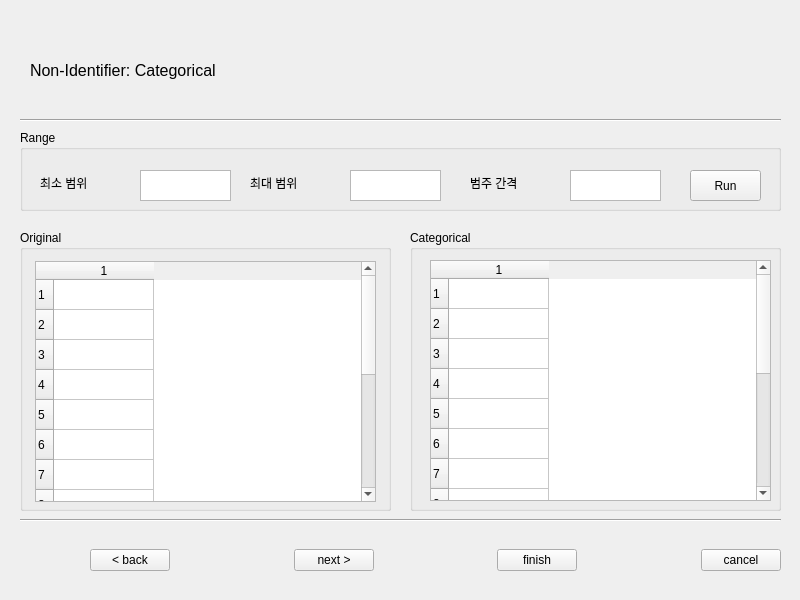
First picture: the form in UI/intervals_categorical.ui, repository zel0rd/Non-Identifying, before the edit.
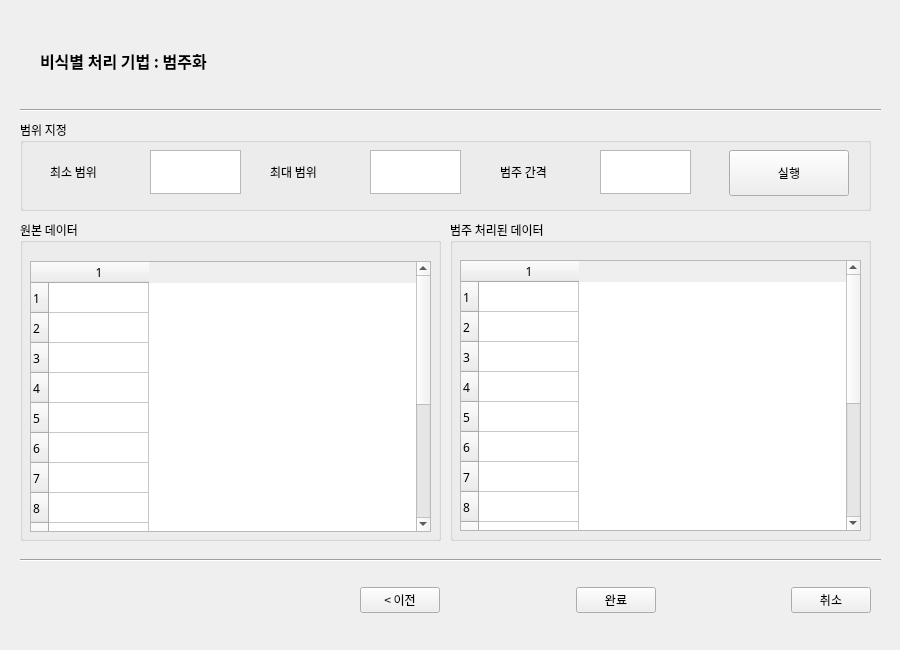
Second picture: the form after the edit.

Diff of the .ui file:
```diff
--- a/UI/intervals_categorical.ui
+++ b/UI/intervals_categorical.ui
@@ -6,8 +6,8 @@
    <rect>
     <x>0</x>
     <y>0</y>
-    <width>800</width>
-    <height>600</height>
+    <width>900</width>
+    <height>650</height>
    </rect>
   </property>
   <property name="windowTitle">
@@ -18,21 +18,26 @@
     <property name="geometry">
      <rect>
       <x>20</x>
-      <y>130</y>
-      <width>761</width>
-      <height>81</height>
+      <y>120</y>
+      <width>851</width>
+      <height>91</height>
      </rect>
     </property>
+    <property name="font">
+     <font>
+      <family>맑은 고딕</family>
+     </font>
+    </property>
     <property name="title">
-     <string>Range</string>
+     <string>범위 지정</string>
     </property>
     <widget class="QLabel" name="label_1">
      <property name="geometry">
       <rect>
-       <x>20</x>
-       <y>40</y>
-       <width>91</width>
-       <height>25</height>
+       <x>30</x>
+       <y>30</y>
+       <width>101</width>
+       <height>44</height>
       </rect>
      </property>
      <property name="text">
@@ -42,20 +47,20 @@
     <widget class="QTextEdit" name="minText">
      <property name="geometry">
       <rect>
-       <x>120</x>
-       <y>40</y>
+       <x>130</x>
+       <y>30</y>
        <width>91</width>
-       <height>31</height>
+       <height>44</height>
       </rect>
      </property>
     </widget>
     <widget class="QLabel" name="label_2">
      <property name="geometry">
       <rect>
-       <x>230</x>
-       <y>40</y>
-       <width>91</width>
-       <height>25</height>
+       <x>250</x>
+       <y>30</y>
+       <width>101</width>
+       <height>44</height>
       </rect>
      </property>
      <property name="text">
@@ -65,10 +70,10 @@
     <widget class="QLabel" name="label_3">
      <property name="geometry">
       <rect>
-       <x>450</x>
-       <y>40</y>
-       <width>91</width>
-       <height>25</height>
+       <x>480</x>
+       <y>30</y>
+       <width>101</width>
+       <height>44</height>
       </rect>
      </property>
      <property name="text">
@@ -78,34 +83,39 @@
     <widget class="QTextEdit" name="maxText">
      <property name="geometry">
       <rect>
-       <x>330</x>
-       <y>40</y>
+       <x>350</x>
+       <y>30</y>
        <width>91</width>
-       <height>31</height>
+       <height>44</height>
       </rect>
      </property>
     </widget>
     <widget class="QTextEdit" name="interText">
      <property name="geometry">
       <rect>
-       <x>550</x>
-       <y>40</y>
+       <x>580</x>
+       <y>30</y>
        <width>91</width>
-       <height>31</height>
+       <height>44</height>
       </rect>
      </property>
     </widget>
     <widget class="QPushButton" name="runButton">
      <property name="geometry">
       <rect>
-       <x>670</x>
-       <y>40</y>
-       <width>71</width>
-       <height>31</height>
+       <x>709</x>
+       <y>30</y>
+       <width>120</width>
+       <height>46</height>
       </rect>
      </property>
+     <property name="font">
+      <font>
+       <pointsize>9</pointsize>
+      </font>
+     </property>
      <property name="text">
-      <string>Run</string>
+      <string>실행</string>
      </property>
     </widget>
    </widget>
@@ -113,8 +123,8 @@
     <property name="geometry">
      <rect>
       <x>20</x>
-      <y>510</y>
-      <width>761</width>
+      <y>550</y>
+      <width>861</width>
       <height>20</height>
      </rect>
     </property>
@@ -125,37 +135,23 @@
    <widget class="QWidget" name="horizontalLayoutWidget_2">
     <property name="geometry">
      <rect>
-      <x>90</x>
-      <y>530</y>
-      <width>691</width>
+      <x>360</x>
+      <y>570</y>
+      <width>511</width>
       <height>61</height>
      </rect>
     </property>
     <layout class="QHBoxLayout" name="horizontalLayout_2">
      <item>
       <widget class="QPushButton" name="backButton">
-       <property name="text">
-        <string>&lt; back</string>
+       <property name="font">
+        <font>
+         <family>맑은 고딕</family>
+         <pointsize>9</pointsize>
+        </font>
        </property>
-      </widget>
-     </item>
-     <item>
-      <spacer name="horizontalSpacer">
-       <property name="orientation">
-        <enum>Qt::Horizontal</enum>
-       </property>
-       <property name="sizeHint" stdset="0">
-        <size>
-         <width>40</width>
-         <height>20</height>
-        </size>
-       </property>
-      </spacer>
-     </item>
-     <item>
-      <widget class="QPushButton" name="nextButton">
        <property name="text">
-        <string>next &gt;</string>
+        <string>&lt; 이전</string>
        </property>
       </widget>
      </item>
@@ -174,8 +170,14 @@
      </item>
      <item>
       <widget class="QPushButton" name="finishButton">
+       <property name="font">
+        <font>
+         <family>맑은 고딕</family>
+         <pointsize>9</pointsize>
+        </font>
+       </property>
        <property name="text">
-        <string>finish</string>
+        <string>완료</string>
        </property>
       </widget>
      </item>
@@ -194,8 +196,14 @@
      </item>
      <item>
       <widget class="QPushButton" name="cancelButton">
+       <property name="font">
+        <font>
+         <family>맑은 고딕</family>
+         <pointsize>9</pointsize>
+        </font>
+       </property>
        <property name="text">
-        <string>cancel</string>
+        <string>취소</string>
        </property>
       </widget>
      </item>
@@ -205,8 +213,8 @@
     <property name="geometry">
      <rect>
       <x>20</x>
-      <y>110</y>
-      <width>761</width>
+      <y>100</y>
+      <width>861</width>
       <height>20</height>
      </rect>
     </property>
@@ -217,40 +225,48 @@
    <widget class="QLabel" name="label">
     <property name="geometry">
      <rect>
-      <x>30</x>
-      <y>40</y>
+      <x>40</x>
+      <y>30</y>
       <width>551</width>
       <height>61</height>
      </rect>
     </property>
     <property name="font">
      <font>
+      <family>맑은 고딕</family>
       <pointsize>12</pointsize>
+      <weight>75</weight>
+      <bold>true</bold>
      </font>
     </property>
     <property name="text">
-     <string>Non-Identifier: Categorical</string>
+     <string>비식별 처리 기법 : 범주화</string>
     </property>
    </widget>
    <widget class="QGroupBox" name="arrBox_2">
     <property name="geometry">
      <rect>
       <x>20</x>
-      <y>230</y>
-      <width>371</width>
-      <height>281</height>
+      <y>220</y>
+      <width>421</width>
+      <height>321</height>
      </rect>
     </property>
+    <property name="font">
+     <font>
+      <family>맑은 고딕</family>
+     </font>
+    </property>
     <property name="title">
-     <string>Original</string>
+     <string>원본 데이터</string>
     </property>
     <widget class="QTableWidget" name="original">
      <property name="geometry">
       <rect>
-       <x>15</x>
-       <y>31</y>
-       <width>341</width>
-       <height>241</height>
+       <x>10</x>
+       <y>41</y>
+       <width>401</width>
+       <height>271</height>
       </rect>
      </property>
      <property name="rowCount">
@@ -280,22 +296,27 @@
    <widget class="QGroupBox" name="arrBox_3">
     <property name="geometry">
      <rect>
-      <x>410</x>
-      <y>230</y>
-      <width>371</width>
-      <height>281</height>
+      <x>450</x>
+      <y>220</y>
+      <width>421</width>
+      <height>321</height>
      </rect>
     </property>
+    <property name="font">
+     <font>
+      <family>맑은 고딕</family>
+     </font>
+    </property>
     <property name="title">
-     <string>Categorical</string>
+     <string>범주 처리된 데이터</string>
     </property>
     <widget class="QTableWidget" name="categorical">
      <property name="geometry">
       <rect>
-       <x>20</x>
-       <y>30</y>
-       <width>341</width>
-       <height>241</height>
+       <x>10</x>
+       <y>40</y>
+       <width>401</width>
+       <height>271</height>
       </rect>
      </property>
      <property name="rowCount">
```
Left out of the diff: 2 changed lines with no effect on the pictures.
